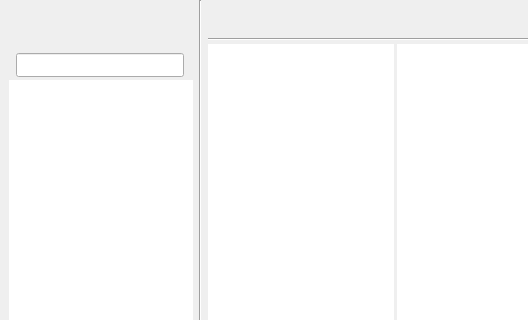
This is 1.1.1/source/poseLibrary/poseLibrary.ui in auqeyjf/poseLibrary as Qt 5 draws it before an edit; both pictures show x 0 to 528 and y 0 to 320 of the 860 by 530 pixel window. The edited form follows.
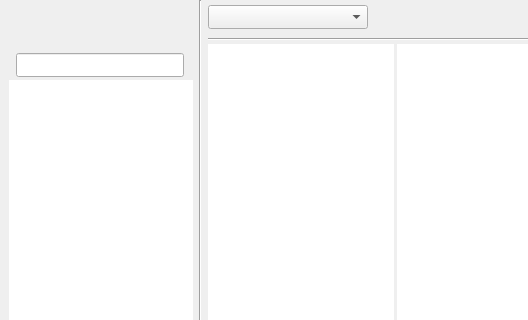
This is the edited form. Icons and pictures are not drawn.

Commit message: add namespace comboBox..

What changed in the file:
```diff
--- a/1.1.1/source/poseLibrary/poseLibrary.ui
+++ b/1.1.1/source/poseLibrary/poseLibrary.ui
@@ -169,6 +169,21 @@
       </property>
       <item>
        <layout class="QHBoxLayout" name="horizontalLayout_2">
+        <item>
+         <widget class="QComboBox" name="CBX_NameSpace">
+          <property name="minimumSize">
+           <size>
+            <width>160</width>
+            <height>24</height>
+           </size>
+          </property>
+          <property name="font">
+           <font>
+            <pointsize>10</pointsize>
+           </font>
+          </property>
+         </widget>
+        </item>
         <item>
          <spacer name="horizontalSpacer_3">
           <property name="orientation">
```
The commit also changes 1 other file.
